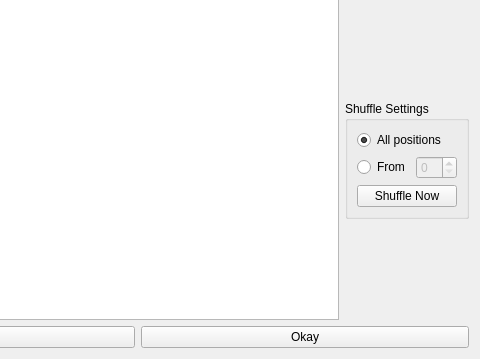
This is ui/DlgSeedingEditor.ui in probonopd/QTournament as Qt 5 draws it before an edit; both pictures show x 205 to 685 and y 369 to 728 of the 685 by 728 pixel window. The edited form follows.
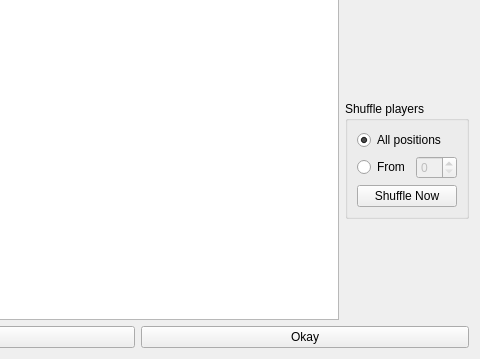
This is the edited form. Custom widgets are drawn as their Qt base class.

Commit message: Improved a label in the DlgSeedingEditor

The edit to the form file:
```diff
--- a/ui/DlgSeedingEditor.ui
+++ b/ui/DlgSeedingEditor.ui
@@ -98,7 +98,7 @@
             </sizepolicy>
            </property>
            <property name="title">
-            <string>Shuffle Settings</string>
+            <string>Shuffle players</string>
            </property>
            <property name="flat">
             <bool>false</bool>
```
